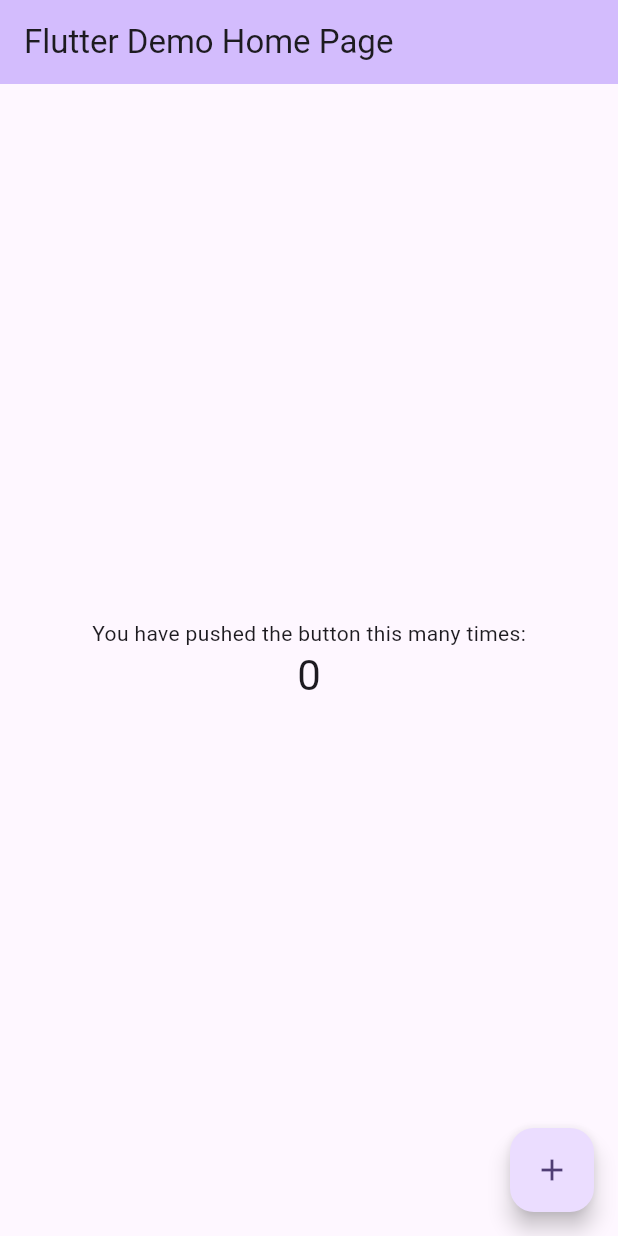
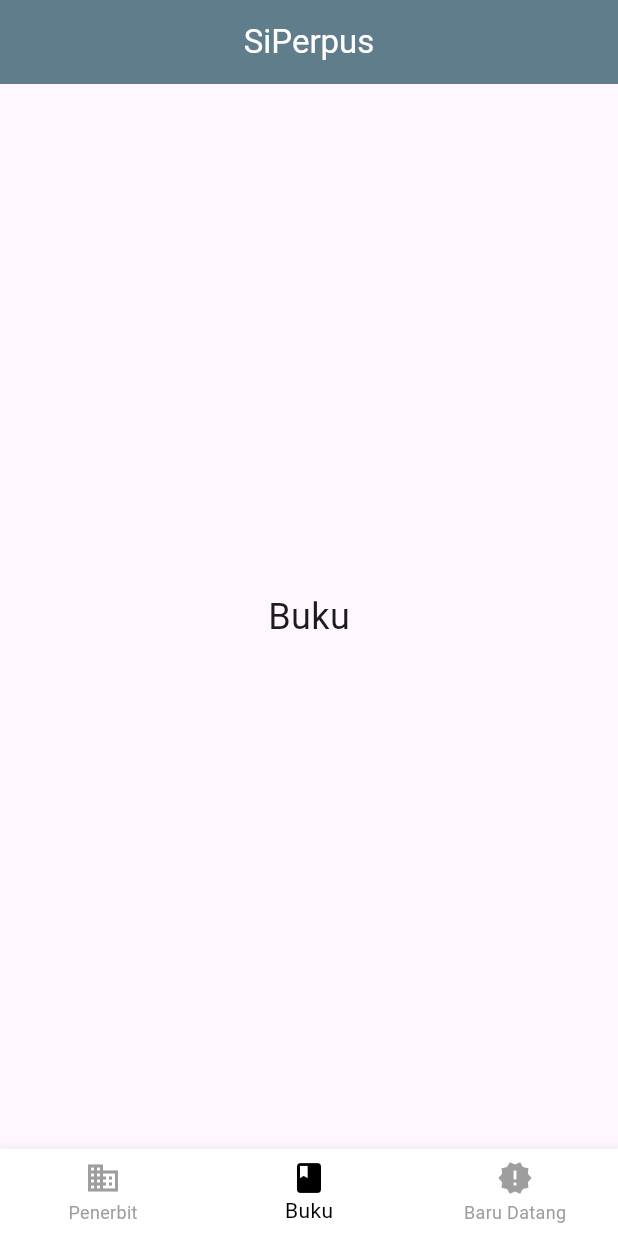
Before and after one commit to siperpus-udb/siperpus-mobile-app, a Flutter app: the screen it shows after launch, on a phone screen of 412 x 824 dp. Run offline on Flutter 3.47's test engine with Material 3 defaults, Android fonts, the phone set to English and light mode, and no system bars.

Commit message:
create navigation for main page

```diff
--- a/lib/main.dart
+++ b/lib/main.dart
@@ -1,125 +1,75 @@
 import 'package:flutter/material.dart';
 
 void main() {
-  runApp(const MyApp());
+  runApp(MyApp());
 }
 
 class MyApp extends StatelessWidget {
-  const MyApp({super.key});
-
-  // This widget is the root of your application.
   @override
   Widget build(BuildContext context) {
     return MaterialApp(
-      title: 'Flutter Demo',
-      theme: ThemeData(
-        // This is the theme of your application.
-        //
-        // TRY THIS: Try running your application with "flutter run". You'll see
-        // the application has a purple toolbar. Then, without quitting the app,
-        // try changing the seedColor in the colorScheme below to Colors.green
-        // and then invoke "hot reload" (save your changes or press the "hot
-        // reload" button in a Flutter-supported IDE, or press "r" if you used
-        // the command line to start the app).
-        //
-        // Notice that the counter didn't reset back to zero; the application
-        // state is not lost during the reload. To reset the state, use hot
-        // restart instead.
-        //
-        // This works for code too, not just values: Most code changes can be
-        // tested with just a hot reload.
-        colorScheme: ColorScheme.fromSeed(seedColor: Colors.deepPurple),
-        useMaterial3: true,
-      ),
-      home: const MyHomePage(title: 'Flutter Demo Home Page'),
+      debugShowCheckedModeBanner: false,
+      home: HomePage(),
     );
   }
 }
 
-class MyHomePage extends StatefulWidget {
-  const MyHomePage({super.key, required this.title});
-
-  // This widget is the home page of your application. It is stateful, meaning
-  // that it has a State object (defined below) that contains fields that affect
-  // how it looks.
-
-  // This class is the configuration for the state. It holds the values (in this
-  // case the title) provided by the parent (in this case the App widget) and
-  // used by the build method of the State. Fields in a Widget subclass are
-  // always marked "final".
-
-  final String title;
-
+class HomePage extends StatefulWidget {
   @override
-  State<MyHomePage> createState() => _MyHomePageState();
+  _HomePageState createState() => _HomePageState();
 }
 
-class _MyHomePageState extends State<MyHomePage> {
-  int _counter = 0;
+class _HomePageState extends State<HomePage> {
+  int _selectedIndex = 1; // Default to the middle button (Books)
 
-  void _incrementCounter() {
+  // List of widget pages for navigation
+  final List<Widget> _pages = [
+    Center(child: Text('Penerbit', style: TextStyle(fontSize: 24))),
+    Center(child: Text('Buku', style: TextStyle(fontSize: 24))),
+    Center(child: Text('Buku Baru Datang', style: TextStyle(fontSize: 24))),
+  ];
+
+  void _onItemTapped(int index) {
     setState(() {
-      // This call to setState tells the Flutter framework that something has
-      // changed in this State, which causes it to rerun the build method below
-      // so that the display can reflect the updated values. If we changed
-      // _counter without calling setState(), then the build method would not be
-      // called again, and so nothing would appear to happen.
-      _counter++;
+      _selectedIndex = index;
     });
   }
 
   @override
   Widget build(BuildContext context) {
-    // This method is rerun every time setState is called, for instance as done
-    // by the _incrementCounter method above.
-    //
-    // The Flutter framework has been optimized to make rerunning build methods
-    // fast, so that you can just rebuild anything that needs updating rather
-    // than having to individually change instances of widgets.
     return Scaffold(
       appBar: AppBar(
-        // TRY THIS: Try changing the color here to a specific color (to
-        // Colors.amber, perhaps?) and trigger a hot reload to see the AppBar
-        // change color while the other colors stay the same.
-        backgroundColor: Theme.of(context).colorScheme.inversePrimary,
-        // Here we take the value from the MyHomePage object that was created by
-        // the App.build method, and use it to set our appbar title.
-        title: Text(widget.title),
+        title: Center(
+          child: Text(
+            'SiPerpus',
+            style: TextStyle(color: Colors.white),
+          ),
+        ),
+        backgroundColor: Colors.blueGrey,
       ),
-      body: Center(
-        // Center is a layout widget. It takes a single child and positions it
-        // in the middle of the parent.
-        child: Column(
-          // Column is also a layout widget. It takes a list of children and
-          // arranges them vertically. By default, it sizes itself to fit its
-          // children horizontally, and tries to be as tall as its parent.
-          //
-          // Column has various properties to control how it sizes itself and
-          // how it positions its children. Here we use mainAxisAlignment to
-          // center the children vertically; the main axis here is the vertical
-          // axis because Columns are vertical (the cross axis would be
-          // horizontal).
-          //
-          // TRY THIS: Invoke "debug painting" (choose the "Toggle Debug Paint"
-          // action in the IDE, or press "p" in the console), to see the
-          // wireframe for each widget.
-          mainAxisAlignment: MainAxisAlignment.center,
-          children: <Widget>[
-            const Text(
-              'You have pushed the button this many times:',
-            ),
-            Text(
-              '$_counter',
-              style: Theme.of(context).textTheme.headlineMedium,
-            ),
-          ],
-        ),
+      body: _pages[_selectedIndex],
+      bottomNavigationBar: BottomNavigationBar(
+        currentIndex: _selectedIndex,
+        onTap: _onItemTapped,
+        items: const [
+          BottomNavigationBarItem(
+            icon: Icon(Icons.business),
+            label: 'Penerbit',
+          ),
+          BottomNavigationBarItem(
+            icon: Icon(Icons.book),
+            label: 'Buku',
+          ),
+          BottomNavigationBarItem(
+            icon: Icon(Icons.new_releases),
+            label: 'Baru Datang',
+          ),
+        ],
+        selectedItemColor: Colors.black,
+        unselectedItemColor: Colors.grey,
+        backgroundColor: Colors.white,
+        type: BottomNavigationBarType.fixed,
       ),
-      floatingActionButton: FloatingActionButton(
-        onPressed: _incrementCounter,
-        tooltip: 'Increment',
-        child: const Icon(Icons.add),
-      ), // This trailing comma makes auto-formatting nicer for build methods.
     );
   }
 }
```
Also changed, not shown: lib/model/books.dart (added), lib/model/new_books.dart (added), lib/model/publisher.dart (added).
